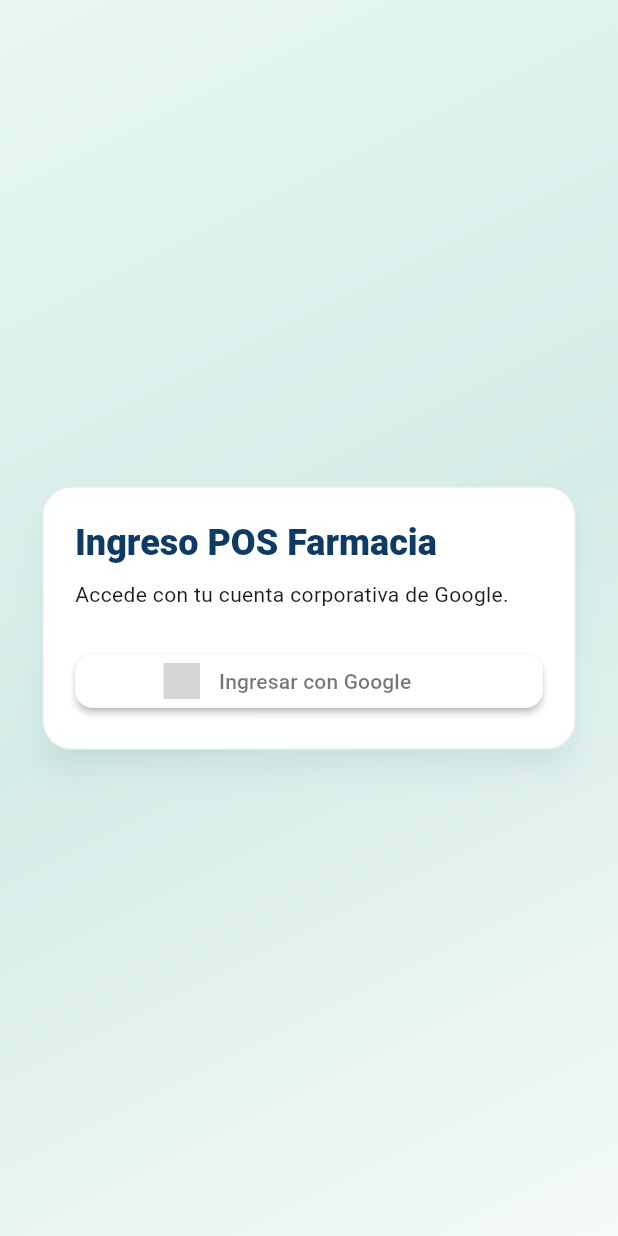
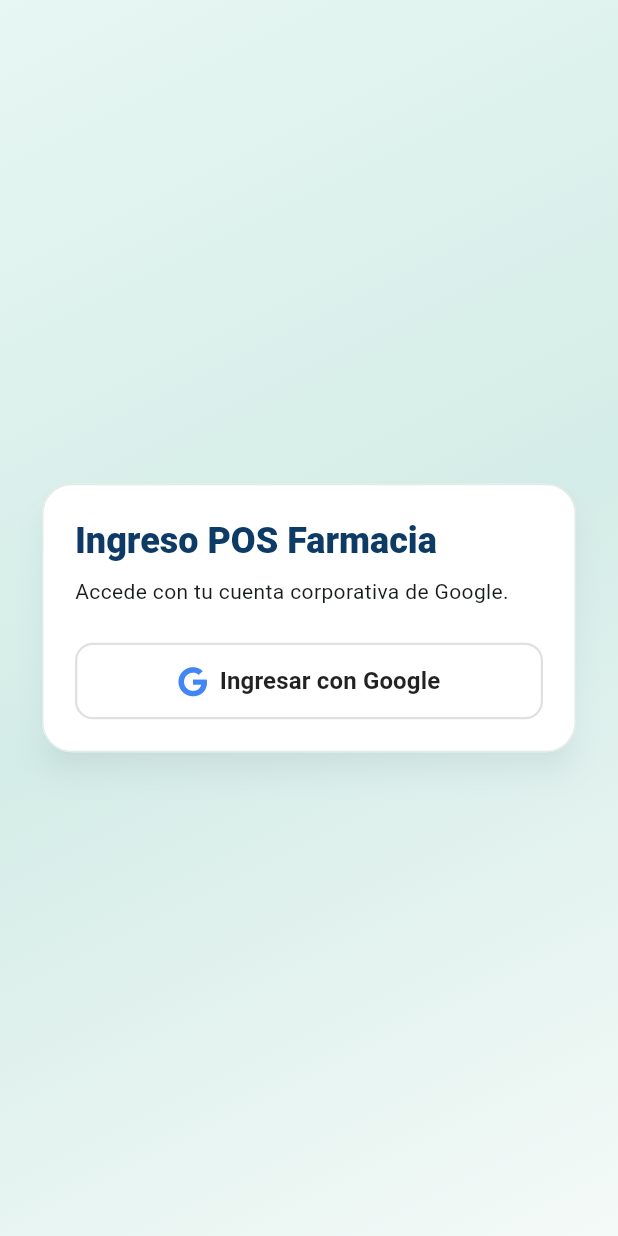
Before and after one commit to ADanicode/Farmacia-POS-AWOS, a Flutter app: the screen it shows after launch, on a phone screen of 412 x 824 dp. Run offline on Flutter 3.47's test engine with Material 3 defaults, Android fonts, the phone set to English and light mode, and no system bars; drawn by our look-alikes of flutter_animate, sign_in_button; our stand-ins replace cloud_firestore, csv, dio, equatable, firebase_auth, firebase_core and 9 more; missing offline and left inert: universal_html; accounts and stored records are empty; grey boxes are pictures that could not be loaded.

Commit message:
feat: improve auth flow - google logo UI + backend read-only mode
- TAREA 1: Reemplazar SignInButton por OutlinedButton.icon con logo Google oficial
  * Agregar font_awesome_flutter v10.12.0
  * Diseño profesional con color oficial Google #4285F4

- TAREA 2: Backend Node.js en modo SOLO LECTURA
  * Eliminar fallback a búsqueda por email
  * Buscar DIRECTAMENTE por UID (Firebase best practice)
  * Si UID no existe → 404 (sin créar nada)
  * Validar: activo=true, rol!=sin_rol, permisos[]
  * Flujo estricto: verificar TODO antes de emitir JWT

Validaciones: flutter analyze ✅ & npm run build ✅

```diff
--- a/frontend-flutter/farmacia_pos_awos/lib/features/auth/presentation/pages/login_page.dart
+++ b/frontend-flutter/farmacia_pos_awos/lib/features/auth/presentation/pages/login_page.dart
@@ -1,7 +1,7 @@
 import 'package:flutter/material.dart';
 import 'package:flutter_animate/flutter_animate.dart';
 import 'package:flutter_bloc/flutter_bloc.dart';
-import 'package:sign_in_button/sign_in_button.dart';
+import 'package:font_awesome_flutter/font_awesome_flutter.dart';
 
 import '../bloc/auth_bloc.dart';
 import '../bloc/auth_event.dart';
@@ -84,17 +84,39 @@ class _LoginPageState extends State<LoginPage> {
                           const SizedBox(height: 24),
                           SizedBox(
                                 width: double.infinity,
-                                child: SignInButton(
-                                  Buttons.google,
-                                  text: 'Ingresar con Google',
+                                child: OutlinedButton.icon(
+                                  icon: const FaIcon(
+                                    FontAwesomeIcons.google,
+                                    color: Color(0xFF4285F4),
+                                    size: 20,
+                                  ),
+                                  label: const Text(
+                                    'Ingresar con Google',
+                                    style: TextStyle(
+                                      color: Colors.black87,
+                                      fontSize: 16,
+                                      fontWeight: FontWeight.w600,
+                                    ),
+                                  ),
+                                  style: OutlinedButton.styleFrom(
+                                    backgroundColor: Colors.white,
+                                    side: BorderSide(
+                                      color: Colors.grey.shade300,
+                                      width: 1.5,
+                                    ),
+                                    padding: const EdgeInsets.symmetric(
+                                      vertical: 14,
+                                      horizontal: 16,
+                                    ),
                                     shape: RoundedRectangleBorder(
                                       borderRadius: BorderRadius.circular(12),
                                     ),
-                                  onPressed: () {
-                                    if (state.status ==
-                                        AuthStatus.authenticating) {
-                                      return;
-                                    }
+                                    overlayColor: Colors.grey.shade100,
+                                  ),
+                                  onPressed:
+                                      state.status == AuthStatus.authenticating
+                                      ? null
+                                      : () {
                                           context.read<AuthBloc>().add(
                                             const AuthGoogleSignInRequested(),
                                           );
--- a/frontend-flutter/farmacia_pos_awos/pubspec.yaml
+++ b/frontend-flutter/farmacia_pos_awos/pubspec.yaml
@@ -54,6 +54,7 @@ dependencies:
   # The following adds the Cupertino Icons font to your application.
   # Use with the CupertinoIcons class for iOS style icons.
   cupertino_icons: ^1.0.8
+  font_awesome_flutter: ^10.12.0
 
 dev_dependencies:
   flutter_test:
```
Also changed, not shown: frontend-flutter/farmacia_pos_awos/pubspec.lock, 1 other file. Lines whose indentation alone changed are shown as unchanged.
